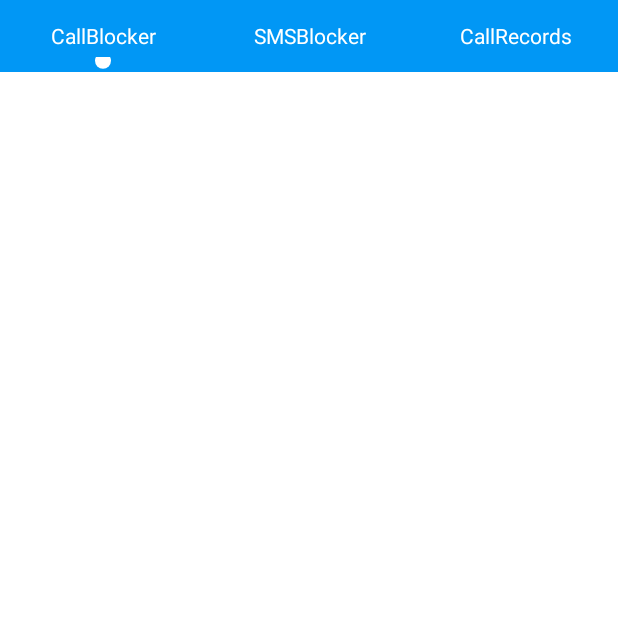
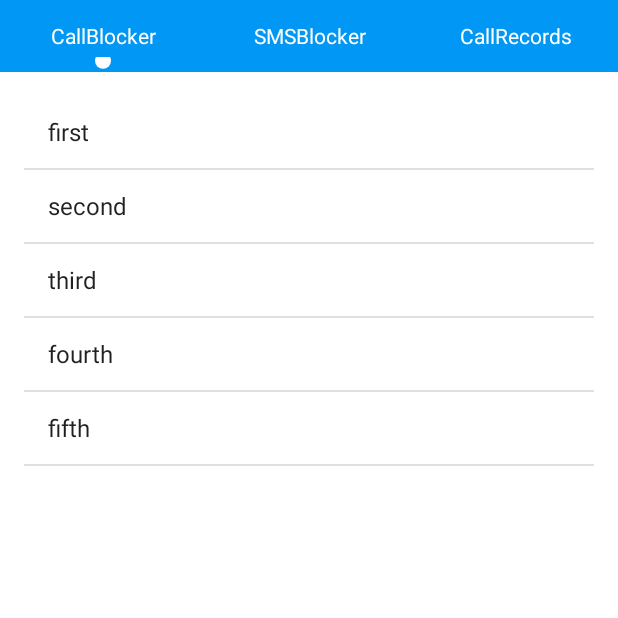
Before and after one commit to ShawnRacine/CleanCall, an Android app: the screen it shows after launch (MainActivity), on a phone screen of 412 x 824 dp, the top half of it. Run offline under Robolectric (Android 15) with nearby library versions, the phone set to English and light mode, and no system bars.

Commit message:
add viewpager

```diff
--- a/app/src/main/AndroidManifest.xml
+++ b/app/src/main/AndroidManifest.xml
@@ -2,7 +2,10 @@
 <manifest xmlns:android="http://schemas.android.com/apk/res/android"
     package="com.racine.cleancalls">
 
+    <uses-permission android:name="android.permission.ACCESS_NETWORK_STATE" />
+
     <application
+        android:name=".IApplication"
         android:allowBackup="true"
         android:icon="@mipmap/ic_launcher"
         android:label="@string/app_name"
--- a/app/src/main/java/com/racine/cleancalls/activity/ListFragment.java
+++ b/app/src/main/java/com/racine/cleancalls/activity/BaseFragment.java
@@ -7,14 +7,16 @@ import android.support.v4.app.Fragment;
 import android.view.LayoutInflater;
 import android.view.View;
 import android.view.ViewGroup;
-import android.widget.TextView;
 
 /**
  * Created by sunrx on 2016/8/8.
  */
-public class ListFragment extends Fragment {
-    private Context mContext;
+public abstract class BaseFragment extends Fragment {
+    protected View mView;
+    protected Context mContext;
     protected OnTabSelectedListener mListener;
+
+    protected LayoutInflater inflater;
 
     @Override
     public void onAttach(Context context) {
@@ -28,20 +30,35 @@ public class ListFragment extends Fragment {
         }
     }
 
-    @Override
-    public void onCreate(@Nullable Bundle savedInstanceState) {
-        super.onCreate(savedInstanceState);
-    }
-
     @Nullable
     @Override
     public View onCreateView(LayoutInflater inflater, @Nullable ViewGroup container, @Nullable Bundle savedInstanceState) {
-        TextView textView = new TextView(mContext);
-        textView.setText("");
-        return textView;
+        this.inflater = inflater;
+
+        onCreateView();
+
+        initComponents();
+
+        registListeners();
+
+        loadDatas();
+
+        return mView;
     }
 
+    protected void setContentView(int layout) {
+        mView = inflater.inflate(layout, null);
+    }
+
+    protected abstract void onCreateView();
+
+    protected abstract void initComponents();
+
+    protected abstract void registListeners();
+
+    protected abstract void loadDatas();
+
     interface OnTabSelectedListener {
-        public void onArticleSelected(Object obj, int what);
+        void onArticleSelected(Object obj, int what);
     }
 }
--- /dev/null
+++ b/app/src/main/java/com/racine/cleancalls/activity/CallBlockerFragment.java
@@ -0,0 +1,63 @@
+package com.racine.cleancalls.activity;
+
+import android.view.View;
+import android.widget.AdapterView;
+import android.widget.ArrayAdapter;
+import android.widget.ListView;
+
+import com.racine.cleancalls.R;
+import com.racine.cleancalls.net.HttpApi.JsonHttpApi;
+import com.racine.cleancalls.net.HttpApi.bean.Response;
+import com.racine.cleancalls.net.ThreadTask.JsonThreadTask;
+
+/**
+ * Created by sunrx on 2016/8/8.
+ */
+public class CallBlockerFragment extends BaseFragment {
+    private ListView listView;
+    private static final String[] strs = new String[]{
+            "first", "second", "third", "fourth", "fifth"
+    };
+
+    @Override
+    protected void onCreateView() {
+        setContentView(R.layout.callblocker);
+    }
+
+    @Override
+    protected void initComponents() {
+        listView = (ListView) mView.findViewById(R.id.listView);
+    }
+
+    @Override
+    protected void registListeners() {
+        listView.setOnItemClickListener(new AdapterView.OnItemClickListener() {
+            @Override
+            public void onItemClick(AdapterView<?> parent, View view, int position, long id) {
+
+            }
+        });
+    }
+
+    @Override
+    protected void loadDatas() {
+        new JsonThreadTask() {
+            @Override
+            protected String onPreExecute() {
+                return super.onPreExecute();
+            }
+
+            @Override
+            protected Response doInBackground(String s) {
+                return new JsonHttpApi("", "").POST();
+            }
+
+            @Override
+            protected void onPostExecute(Response response) {
+                super.onPostExecute(response);
+                listView.setAdapter(new ArrayAdapter<String>(mContext, android.R.layout.simple_list_item_1, strs));
+            }
+        }.execute();
+    }
+
+}
--- a/app/src/main/java/com/racine/cleancalls/activity/MainActivity.java
+++ b/app/src/main/java/com/racine/cleancalls/activity/MainActivity.java
@@ -16,7 +16,7 @@ import com.racine.cleancalls.view.ViewPageIndicator;
 /**
  * @author Shawn Racine.
  */
-public class MainActivity extends AppCompatActivity implements ListFragment.OnTabSelectedListener {
+public class MainActivity extends AppCompatActivity implements BaseFragment.OnTabSelectedListener {
     private TextView tab_1;
     private TextView tab_2;
     private TextView tab_3;
@@ -60,13 +60,7 @@ public class MainActivity extends AppCompatActivity implements ListFragment.OnTa
 
             @Override
             public void onPageScrolled(int position, float positionOffset, int positionOffsetPixels) {
-//                if (position == 0) {
-//                    fragment = new ListFragment();
-//                } else if (position == 1) {
-//                    fragment = new ListFragment();
-//                } else {
-//                    fragment = new ListFragment();
-//                }
+
             }
 
             @Override
@@ -118,13 +112,13 @@ public class MainActivity extends AppCompatActivity implements ListFragment.OnTa
             // getItem is called to instantiate the fragment for the given page.
             // Return a PlaceholderFragment (defined as a static inner class below).
             if (position == 0) {
-                fragment = new ListFragment();
+                fragment = new CallBlockerFragment();
                 return fragment;
             } else if (position == 1) {
-                fragment = new ListFragment();
+                fragment = new SMSBlockerFragment();
                 return fragment;
             } else {
-                fragment = new ListFragment();
+                fragment = new CallRecordsFragment();
                 return fragment;
             }
         }
--- /dev/null
+++ b/app/src/main/java/com/racine/cleancalls/activity/SMSBlockerFragment.java
@@ -0,0 +1,62 @@
+package com.racine.cleancalls.activity;
+
+import android.view.View;
+import android.widget.AdapterView;
+import android.widget.ArrayAdapter;
+import android.widget.ListView;
+
+import com.racine.cleancalls.R;
+import com.racine.cleancalls.net.HttpApi.JsonHttpApi;
+import com.racine.cleancalls.net.HttpApi.bean.Response;
+import com.racine.cleancalls.net.ThreadTask.JsonThreadTask;
+
+/**
+ * Created by sunrx on 2016/8/8.
+ */
+public class SMSBlockerFragment extends BaseFragment {
+    private ListView listView;
+    private static final String[] strs = new String[]{
+            "James", "John Robert", "Michael", "William", "David", "Richard", "Charles"
+    };
+
+    @Override
+    protected void onCreateView() {
+        setContentView(R.layout.callblocker);
+    }
+
+    @Override
+    protected void initComponents() {
+        listView = (ListView) mView.findViewById(R.id.listView);
+    }
+
+    @Override
+    protected void registListeners() {
+        listView.setOnItemClickListener(new AdapterView.OnItemClickListener() {
+            @Override
+            public void onItemClick(AdapterView<?> parent, View view, int position, long id) {
+
+            }
+        });
+    }
+
+    @Override
+    protected void loadDatas() {
+        new JsonThreadTask() {
+            @Override
+            protected String onPreExecute() {
+                return super.onPreExecute();
+            }
+
+            @Override
+            protected Response doInBackground(String s) {
+                return new JsonHttpApi("", "").POST();
+            }
+
+            @Override
+            protected void onPostExecute(Response response) {
+                super.onPostExecute(response);
+                listView.setAdapter(new ArrayAdapter<String>(mContext, android.R.layout.simple_list_item_1, strs));
+            }
+        }.execute();
+    }
+}
--- /dev/null
+++ b/app/src/main/res/layout/callblocker.xml
@@ -0,0 +1,14 @@
+<?xml version="1.0" encoding="utf-8"?>
+<RelativeLayout xmlns:android="http://schemas.android.com/apk/res/android"
+    android:layout_width="match_parent"
+    android:layout_height="match_parent"
+    android:paddingBottom="@dimen/activity_vertical_margin"
+    android:paddingLeft="@dimen/activity_horizontal_margin"
+    android:paddingRight="@dimen/activity_horizontal_margin"
+    android:paddingTop="@dimen/activity_vertical_margin">
+
+    <ListView
+        android:id="@+id/listView"
+        android:layout_width="match_parent"
+        android:layout_height="match_parent" />
+</RelativeLayout>
```
Also changed, not shown: app/src/main/java/com/racine/cleancalls/activity/CallRecordsFragment.java (added, +62 -0 lines), app/src/main/res/layout/callrecords.xml (added, +14 -0 lines), app/src/main/res/layout/smsblocker.xml (added, +14 -0 lines).
